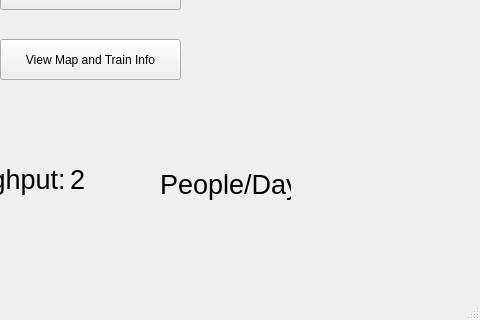
aet37/ECE1140-Project, file src/UI/CTC/ctc_main.ui: the form before one commit; both pictures show x 320 to 800 and y 280 to 600 of the 800 by 600 pixel window.
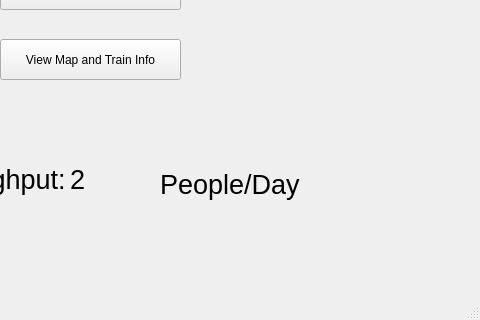
The form after the commit.

The edit to the form file:
```diff
--- a/src/UI/CTC/ctc_main.ui
+++ b/src/UI/CTC/ctc_main.ui
@@ -106,7 +106,7 @@
      <rect>
       <x>480</x>
       <y>420</y>
-      <width>131</width>
+      <width>191</width>
       <height>51</height>
      </rect>
     </property>
```
